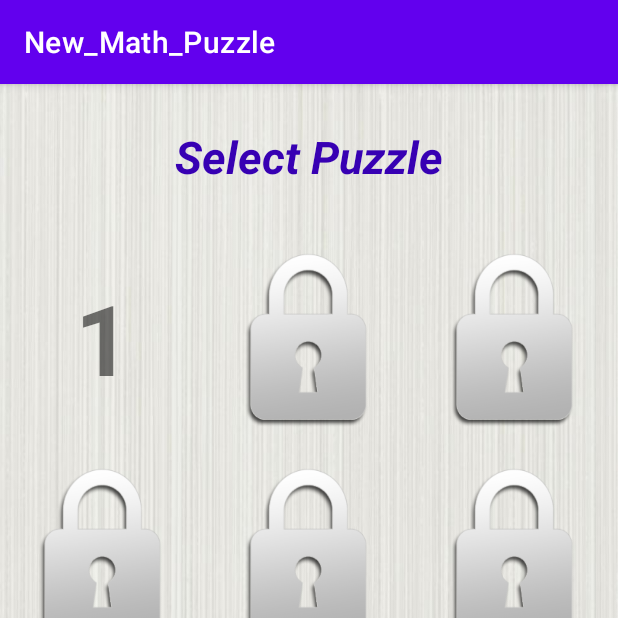
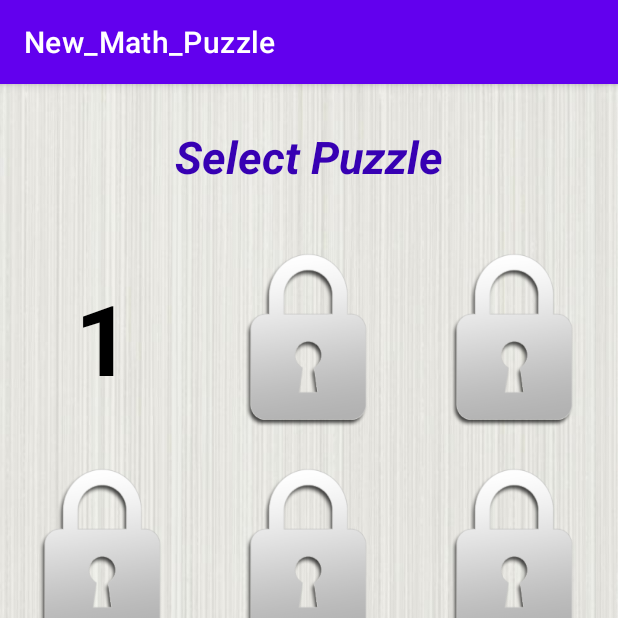
Before and after one commit to DBKakadiya44/MathPuzzle, an Android app: the screen it shows after launch (Leval_page), after a tap on "PUZZLES", on a phone screen of 412 x 824 dp, the top half of it. Run offline under Robolectric (Android 15) with nearby library versions, the phone set to English and light mode, and no system bars; our stand-ins replace sdp/ssp sizes.

```diff
--- a/app/src/main/java/com/example/new_math_puzzle/LevelAdapter.java
+++ b/app/src/main/java/com/example/new_math_puzzle/LevelAdapter.java
@@ -73,6 +73,7 @@ public class LevelAdapter extends BaseAdapter {
                     lock.setVisibility(View.INVISIBLE);
                     textView.setText(""+no[position]);
                     tick.setImageResource(R.drawable.tick);
+
                 } else if (status.equals("skip") || levelNo==position) {
                     lock.setVisibility(View.INVISIBLE);
                     textView.setText(""+no[position]);
--- a/app/src/main/java/com/example/new_math_puzzle/MainActivity.java
+++ b/app/src/main/java/com/example/new_math_puzzle/MainActivity.java
@@ -13,7 +13,7 @@ public class MainActivity extends AppCompatActivity {
 
     public static SharedPreferences preferences;
     public static SharedPreferences.Editor editor;
-    int cnt,a,levelNo=0;
+    int cnt,a,levelNo;
     @Override
     protected void onCreate(Bundle savedInstanceState) {
         super.onCreate(savedInstanceState);
--- a/app/src/main/res/layout/leval_page_item.xml
+++ b/app/src/main/res/layout/leval_page_item.xml
@@ -24,9 +24,11 @@
         android:layout_marginEnd="@dimen/_5sdp"
         android:layout_marginBottom="@dimen/_5sdp"
         android:gravity="center"
+
         android:text="1"
         android:textSize="@dimen/_50sdp"
-        android:textStyle="bold" />
+        android:textStyle="bold"
+        android:textColor="@color/black"/>
 
     <ImageView
         android:id="@+id/tick"
```
Also changed, not shown: app/src/main/java/com/example/new_math_puzzle/Game_page.java (+20 -11 lines).
